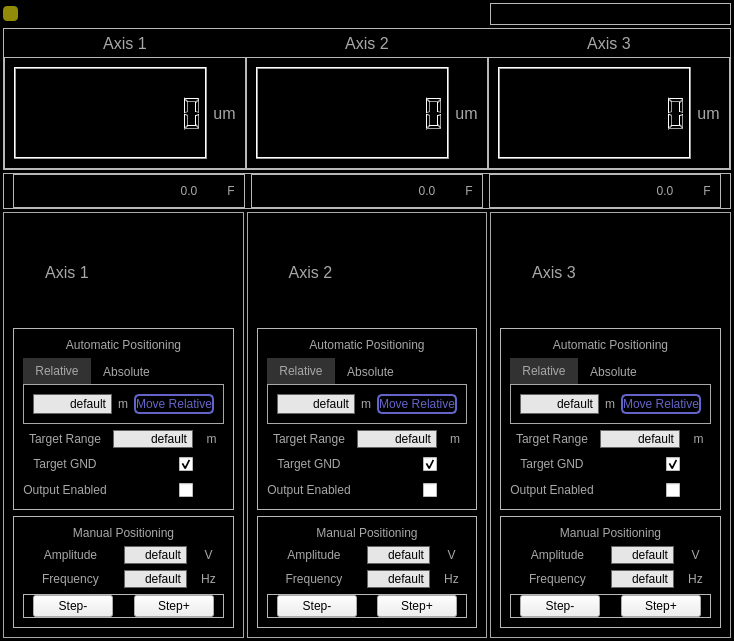
afylab/nanoSQUID-Scanning-Software, file GUI/CoarseAttocubeControl/CoarseAttocubeControl.ui: the form before one commit.
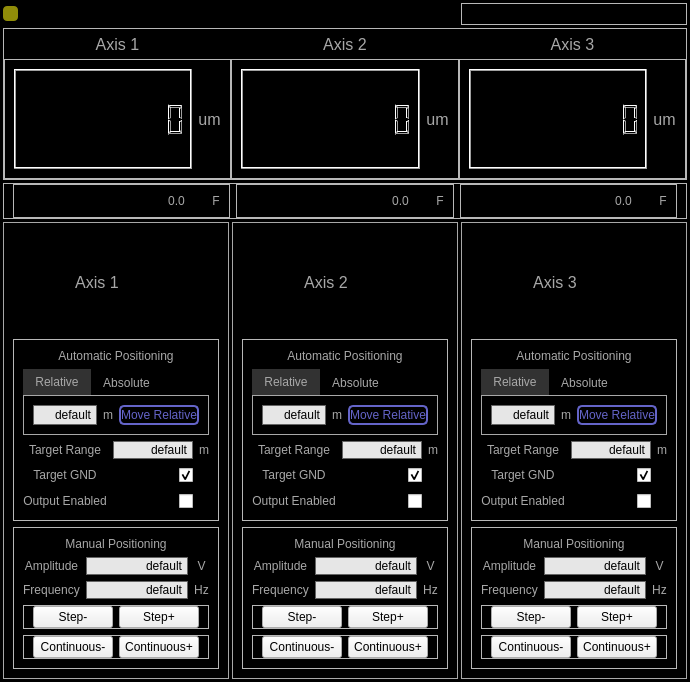
The form after the commit. Icons and pictures are not drawn.

Commit message: Updates made to 1.5 K system as of 1/13/2023. Main differences are continuous mode on Coarse positioner control and recording of approach data.

```diff
--- a/GUI/CoarseAttocubeControl/CoarseAttocubeControl.ui
+++ b/GUI/CoarseAttocubeControl/CoarseAttocubeControl.ui
@@ -6,8 +6,8 @@
    <rect>
     <x>0</x>
     <y>0</y>
-    <width>734</width>
-    <height>641</height>
+    <width>678</width>
+    <height>682</height>
    </rect>
   </property>
   <property name="windowTitle">
@@ -546,7 +546,7 @@
       <property name="frameShadow">
        <enum>QFrame::Raised</enum>
       </property>
-      <layout class="QGridLayout" name="gridLayout_8" rowstretch="2,0,0" columnstretch="1,1">
+      <layout class="QGridLayout" name="gridLayout_8" rowstretch="2,0,0" columnstretch="1,0">
        <item row="0" column="1">
         <widget class="QPushButton" name="pushButton_Status_Axis1">
          <property name="sizePolicy">
@@ -850,75 +850,7 @@
          <property name="frameShadow">
           <enum>QFrame::Raised</enum>
          </property>
-         <layout class="QGridLayout" name="gridLayout_6" columnstretch="3,2,1" rowminimumheight="1,1,1,3">
-          <item row="1" column="0">
-           <widget class="QLabel" name="label_13">
-            <property name="text">
-             <string>Amplitude</string>
-            </property>
-            <property name="alignment">
-             <set>Qt::AlignCenter</set>
-            </property>
-           </widget>
-          </item>
-          <item row="1" column="1">
-           <widget class="QLineEdit" name="lineEdit_Amplitude_Axis1">
-            <property name="sizePolicy">
-             <sizepolicy hsizetype="Expanding" vsizetype="Preferred">
-              <horstretch>0</horstretch>
-              <verstretch>0</verstretch>
-             </sizepolicy>
-            </property>
-            <property name="toolTip">
-             <string>Aplitude applied in one pulse, maximum 60V.</string>
-            </property>
-            <property name="text">
-             <string>default</string>
-            </property>
-            <property name="alignment">
-             <set>Qt::AlignRight|Qt::AlignTrailing|Qt::AlignVCenter</set>
-            </property>
-           </widget>
-          </item>
-          <item row="1" column="2">
-           <widget class="QLabel" name="label_2">
-            <property name="text">
-             <string>V</string>
-            </property>
-            <property name="alignment">
-             <set>Qt::AlignCenter</set>
-            </property>
-           </widget>
-          </item>
-          <item row="2" column="0">
-           <widget class="QLabel" name="label_14">
-            <property name="text">
-             <string>Frequency</string>
-            </property>
-            <property name="alignment">
-             <set>Qt::AlignCenter</set>
-            </property>
-           </widget>
-          </item>
-          <item row="2" column="1">
-           <widget class="QLineEdit" name="lineEdit_Frequency_Axis1">
-            <property name="sizePolicy">
-             <sizepolicy hsizetype="Expanding" vsizetype="Preferred">
-              <horstretch>0</horstretch>
-              <verstretch>0</verstretch>
-             </sizepolicy>
-            </property>
-            <property name="toolTip">
-             <string>Frequency applied in one step, maximum 5k Hz. Resolution 1 Hz</string>
-            </property>
-            <property name="text">
-             <string>default</string>
-            </property>
-            <property name="alignment">
-             <set>Qt::AlignRight|Qt::AlignTrailing|Qt::AlignVCenter</set>
-            </property>
-           </widget>
-          </item>
+         <layout class="QGridLayout" name="gridLayout_6" columnstretch="3,0,0" rowminimumheight="0,0,0,0,0">
           <item row="2" column="2">
            <widget class="QLabel" name="label_3">
             <property name="text">
@@ -937,7 +869,7 @@
             <property name="frameShadow">
              <enum>QFrame::Raised</enum>
             </property>
-            <layout class="QHBoxLayout" name="horizontalLayout_6" stretch="2,1,2">
+            <layout class="QHBoxLayout" name="horizontalLayout_6" stretch="0,0,0">
              <property name="topMargin">
               <number>0</number>
              </property>
@@ -992,6 +924,74 @@
             </layout>
            </widget>
           </item>
+          <item row="1" column="0">
+           <widget class="QLabel" name="label_13">
+            <property name="text">
+             <string>Amplitude</string>
+            </property>
+            <property name="alignment">
+             <set>Qt::AlignCenter</set>
+            </property>
+           </widget>
+          </item>
+          <item row="1" column="1">
+           <widget class="QLineEdit" name="lineEdit_Amplitude_Axis1">
+            <property name="sizePolicy">
+             <sizepolicy hsizetype="Expanding" vsizetype="Preferred">
+              <horstretch>0</horstretch>
+              <verstretch>0</verstretch>
+             </sizepolicy>
+            </property>
+            <property name="toolTip">
+             <string>Aplitude applied in one pulse, maximum 60V.</string>
+            </property>
+            <property name="text">
+             <string>default</string>
+            </property>
+            <property name="alignment">
+             <set>Qt::AlignRight|Qt::AlignTrailing|Qt::AlignVCenter</set>
+            </property>
+           </widget>
+          </item>
+          <item row="1" column="2">
+           <widget class="QLabel" name="label_2">
+            <property name="text">
+             <string>V</string>
+            </property>
+            <property name="alignment">
+             <set>Qt::AlignCenter</set>
+            </property>
+           </widget>
+          </item>
+          <item row="2" column="1">
+           <widget class="QLineEdit" name="lineEdit_Frequency_Axis1">
+            <property name="sizePolicy">
+             <sizepolicy hsizetype="Expanding" vsizetype="Preferred">
+              <horstretch>0</horstretch>
+              <verstretch>0</verstretch>
+             </sizepolicy>
+            </property>
+            <property name="toolTip">
+             <string>Frequency applied in one step, maximum 5k Hz. Resolution 1 Hz</string>
+            </property>
+            <property name="text">
+             <string>default</string>
+            </property>
+            <property name="alignment">
+             <set>Qt::AlignRight|Qt::AlignTrailing|Qt::AlignVCenter</set>
+            </property>
+           </widget>
+          </item>
+          <item row="2" column="0">
+           <widget class="QLabel" name="label_14">
+            <property name="text">
+             <string>Frequency</string>
+            </property>
+            <property name="alignment">
+             <set>Qt::AlignCenter</set>
+            </property>
+           </widget>
+          </item>
           <item row="0" column="0" colspan="3">
            <widget class="QLabel" name="label_12">
             <property name="text">
@@ -1002,6 +1002,72 @@
             </property>
            </widget>
           </item>
+          <item row="4" column="0" colspan="3">
+           <widget class="QFrame" name="frame_10">
+            <property name="frameShape">
+             <enum>QFrame::StyledPanel</enum>
+            </property>
+            <property name="frameShadow">
+             <enum>QFrame::Raised</enum>
+            </property>
+            <layout class="QHBoxLayout" name="horizontalLayout_16">
+             <property name="topMargin">
+              <number>0</number>
+             </property>
+             <property name="bottomMargin">
+              <number>0</number>
+             </property>
+             <item>
+              <widget class="QPushButton" name="pushButton_ManualContMinus_Axis1">
+               <property name="sizePolicy">
+                <sizepolicy hsizetype="Preferred" vsizetype="Preferred">
+                 <horstretch>0</horstretch>
+                 <verstretch>0</verstretch>
+                </sizepolicy>
+               </property>
+               <property name="text">
+                <string>Continuous-</string>
+               </property>
+               <property name="checkable">
+                <bool>true</bool>
+               </property>
+               <property name="autoRepeat">
+                <bool>true</bool>
+               </property>
+              </widget>
+             </item>
+             <item>
+              <spacer name="horizontalSpacer_13">
+               <property name="orientation">
+                <enum>Qt::Horizontal</enum>
+               </property>
+               <property name="sizeHint" stdset="0">
+                <size>
+                 <width>6</width>
+                 <height>20</height>
+                </size>
+               </property>
+              </spacer>
+             </item>
+             <item>
+              <widget class="QPushButton" name="pushButton_ManualContPlus_Axis1">
+               <property name="sizePolicy">
+                <sizepolicy hsizetype="Preferred" vsizetype="Preferred">
+                 <horstretch>0</horstretch>
+                 <verstretch>0</verstretch>
+                </sizepolicy>
+               </property>
+               <property name="text">
+                <string>Continuous+</string>
+               </property>
+               <property name="autoRepeat">
+                <bool>true</bool>
+               </property>
+              </widget>
+             </item>
+            </layout>
+           </widget>
+          </item>
          </layout>
         </widget>
        </item>
@@ -1021,43 +1087,7 @@
       <property name="frameShadow">
        <enum>QFrame::Raised</enum>
       </property>
-      <layout class="QGridLayout" name="gridLayout_9" rowstretch="2,3,2" columnstretch="1,1" columnminimumwidth="1,1">
-       <item row="0" column="0">
-        <widget class="QLabel" name="label_10">
-         <property name="font">
-          <font>
-           <pointsize>12</pointsize>
-          </font>
-         </property>
-         <property name="text">
-          <string>Axis 2</string>
-         </property>
-         <property name="alignment">
-          <set>Qt::AlignCenter</set>
-         </property>
-        </widget>
-       </item>
-       <item row="0" column="1">
-        <widget class="QPushButton" name="pushButton_Status_Axis2">
-         <property name="sizePolicy">
-          <sizepolicy hsizetype="Minimum" vsizetype="Preferred">
-           <horstretch>0</horstretch>
-           <verstretch>0</verstretch>
-          </sizepolicy>
-         </property>
-         <property name="styleSheet">
-          <string notr="true">#pushButton_Status_Axis2{
-image:url(:/nSOTScanner/Pictures/ManOverCurrent.png);
-background: black;
-border: 0px solid rgb(95,107,166);
-}
-</string>
-         </property>
-         <property name="text">
-          <string/>
-         </property>
-        </widget>
-       </item>
+      <layout class="QGridLayout" name="gridLayout_9" rowstretch="2,0,0" columnstretch="1,0">
        <item row="1" column="0" colspan="2">
         <widget class="QFrame" name="frame_AutomaticPositioning_Axis1_2">
          <property name="layoutDirection">
@@ -1325,85 +1355,7 @@
          <property name="frameShadow">
           <enum>QFrame::Raised</enum>
          </property>
-         <layout class="QGridLayout" name="gridLayout_11" columnstretch="3,2,1" rowminimumheight="1,1,1,3">
-          <item row="1" column="0">
-           <widget class="QLabel" name="label_21">
-            <property name="text">
-             <string>Amplitude</string>
-            </property>
-            <property name="alignment">
-             <set>Qt::AlignCenter</set>
-            </property>
-           </widget>
-          </item>
-          <item row="1" column="1">
-           <widget class="QLineEdit" name="lineEdit_Amplitude_Axis2">
-            <property name="sizePolicy">
-             <sizepolicy hsizetype="Expanding" vsizetype="Preferred">
-              <horstretch>0</horstretch>
-              <verstretch>0</verstretch>
-             </sizepolicy>
-            </property>
-            <property name="toolTip">
-             <string>Aplitude applied in one pulse, maximum 60V.</string>
-            </property>
-            <property name="text">
-             <string>default</string>
-            </property>
-            <property name="alignment">
-             <set>Qt::AlignRight|Qt::AlignTrailing|Qt::AlignVCenter</set>
-            </property>
-           </widget>
-          </item>
-          <item row="1" column="2">
-           <widget class="QLabel" name="label_22">
-            <property name="text">
-             <string>V</string>
-            </property>
-            <property name="alignment">
-             <set>Qt::AlignCenter</set>
-            </property>
-           </widget>
-          </item>
-          <item row="2" column="0">
-           <widget class="QLabel" name="label_23">
-            <property name="text">
-             <string>Frequency</string>
-            </property>
-            <property name="alignment">
-             <set>Qt::AlignCenter</set>
-            </property>
-           </widget>
-          </item>
-          <item row="2" column="1">
-           <widget class="QLineEdit" name="lineEdit_Frequency_Axis2">
-            <property name="sizePolicy">
-             <sizepolicy hsizetype="Expanding" vsizetype="Preferred">
-              <horstretch>0</horstretch>
-              <verstretch>0</verstretch>
-             </sizepolicy>
-            </property>
-            <property name="toolTip">
-             <string>Frequency applied in one step, maximum 5k Hz. Resolution 1 Hz</string>
-            </property>
-            <property name="text">
-             <string>default</string>
-            </property>
-            <property name="alignment">
-             <set>Qt::AlignRight|Qt::AlignTrailing|Qt::AlignVCenter</set>
-            </property>
-           </widget>
-          </item>
-          <item row="2" column="2">
-           <widget class="QLabel" name="label_24">
-            <property name="text">
-             <string>Hz</string>
-            </property>
-            <property name="alignment">
-             <set>Qt::AlignCenter</set>
-            </property>
-           </widget>
-          </item>
+         <layout class="QGridLayout" name="gridLayout_11" columnstretch="3,0,0" rowminimumheight="0,0,0,0,0">
           <item row="3" column="0" colspan="3">
            <widget class="QFrame" name="frame_6">
             <property name="frameShape">
@@ -1412,7 +1364,7 @@
             <property name="frameShadow">
              <enum>QFrame::Raised</enum>
             </property>
-            <layout class="QHBoxLayout" name="horizontalLayout_9" stretch="2,1,2">
+            <layout class="QHBoxLayout" name="horizontalLayout_9" stretch="0,0,0">
              <property name="topMargin">
               <number>0</number>
              </property>
@@ -1467,6 +1419,84 @@
             </layout>
            </widget>
           </item>
+          <item row="1" column="1">
+           <widget class="QLineEdit" name="lineEdit_Amplitude_Axis2">
+            <property name="sizePolicy">
+             <sizepolicy hsizetype="Expanding" vsizetype="Preferred">
+              <horstretch>0</horstretch>
+              <verstretch>0</verstretch>
+             </sizepolicy>
+            </property>
+            <property name="toolTip">
+             <string>Aplitude applied in one pulse, maximum 60V.</string>
+            </property>
+            <property name="text">
+             <string>default</string>
+            </property>
+            <property name="alignment">
+             <set>Qt::AlignRight|Qt::AlignTrailing|Qt::AlignVCenter</set>
+            </property>
+           </widget>
+          </item>
+          <item row="1" column="2">
+           <widget class="QLabel" name="label_22">
+            <property name="text">
+             <string>V</string>
+            </property>
+            <property name="alignment">
+             <set>Qt::AlignCenter</set>
+            </property>
+           </widget>
+          </item>
+          <item row="1" column="0">
+           <widget class="QLabel" name="label_21">
+            <property name="text">
+             <string>Amplitude</string>
+            </property>
+            <property name="alignment">
+             <set>Qt::AlignCenter</set>
+            </property>
+           </widget>
+          </item>
+          <item row="2" column="1">
+           <widget class="QLineEdit" name="lineEdit_Frequency_Axis2">
+            <property name="sizePolicy">
+             <sizepolicy hsizetype="Expanding" vsizetype="Preferred">
+              <horstretch>0</horstretch>
+              <verstretch>0</verstretch>
+             </sizepolicy>
+            </property>
+            <property name="toolTip">
+             <string>Frequency applied in one step, maximum 5k Hz. Resolution 1 Hz</string>
+            </property>
+            <property name="text">
+             <string>default</string>
+            </property>
+            <property name="alignment">
+             <set>Qt::AlignRight|Qt::AlignTrailing|Qt::AlignVCenter</set>
+            </property>
+           </widget>
+          </item>
+          <item row="2" column="0">
+           <widget class="QLabel" name="label_23">
+            <property name="text">
+             <string>Frequency</string>
+            </property>
+            <property name="alignment">
+             <set>Qt::AlignCenter</set>
+            </property>
+           </widget>
+          </item>
+          <item row="2" column="2">
+           <widget class="QLabel" name="label_24">
+            <property name="text">
+             <string>Hz</string>
+            </property>
+            <property name="alignment">
+             <set>Qt::AlignCenter</set>
+            </property>
+           </widget>
+          </item>
           <item row="0" column="0" colspan="3">
            <widget class="QLabel" name="label_25">
             <property name="text">
@@ -1477,9 +1507,108 @@
             </property>
            </widget>
           </item>
+          <item row="4" column="0" colspan="3">
+           <widget class="QFrame" name="frame_9">
+            <property name="frameShape">
+             <enum>QFrame::StyledPanel</enum>
+            </property>
+            <property name="frameShadow">
+             <enum>QFrame::Raised</enum>
+            </property>
+            <layout class="QHBoxLayout" name="horizontalLayout_15">
+             <property name="topMargin">
+              <number>0</number>
+             </property>
+             <property name="bottomMargin">
+              <number>0</number>
+             </property>
+             <item>
+              <widget class="QPushButton" name="pushButton_ManualContMinus_Axis2">
+               <property name="sizePolicy">
+                <sizepolicy hsizetype="Preferred" vsizetype="Preferred">
+                 <horstretch>0</horstretch>
+                 <verstretch>0</verstretch>
+                </sizepolicy>
+               </property>
+               <property name="text">
+                <string>Continuous-</string>
+               </property>
+               <property name="autoRepeat">
+                <bool>true</bool>
+               </property>
+              </widget>
+             </item>
+             <item>
+              <spacer name="horizontalSpacer_12">
+               <property name="orientation">
+                <enum>Qt::Horizontal</enum>
+               </property>
+               <property name="sizeHint" stdset="0">
+                <size>
+                 <width>5</width>
+                 <height>20</height>
+                </size>
+               </property>
+              </spacer>
+             </item>
+             <item>
+              <widget class="QPushButton" name="pushButton_ManualContPlus_Axis2">
+               <property name="sizePolicy">
+                <sizepolicy hsizetype="Preferred" vsizetype="Preferred">
+                 <horstretch>0</horstretch>
+                 <verstretch>0</verstretch>
+                </sizepolicy>
+               </property>
+               <property name="text">
+                <string>Continuous+</string>
+               </property>
+               <property name="autoRepeat">
+                <bool>true</bool>
+               </property>
+              </widget>
+             </item>
+            </layout>
+           </widget>
+          </item>
          </layout>
         </widget>
        </item>
+       <item row="0" column="0">
+        <widget class="QLabel" name="label_10">
+         <property name="font">
+          <font>
+           <pointsize>12</pointsize>
+          </font>
+         </property>
+         <property name="text">
+          <string>Axis 2</string>
+         </property>
+         <property name="alignment">
+          <set>Qt::AlignCenter</set>
+         </property>
+        </widget>
+       </item>
+       <item row="0" column="1">
+        <widget class="QPushButton" name="pushButton_Status_Axis2">
+         <property name="sizePolicy">
+          <sizepolicy hsizetype="Minimum" vsizetype="Preferred">
+           <horstretch>0</horstretch>
+           <verstretch>0</verstretch>
+          </sizepolicy>
+         </property>
+         <property name="styleSheet">
+          <string notr="true">#pushButton_Status_Axis2{
+image:url(:/nSOTScanner/Pictures/ManOverCurrent.png);
+background: black;
+border: 0px solid rgb(95,107,166);
+}
+</string>
+         </property>
+         <property name="text">
+          <string/>
+         </property>
+        </widget>
+       </item>
       </layout>
      </widget>
     </item>
@@ -1496,25 +1625,7 @@
       <property name="frameShadow">
        <enum>QFrame::Raised</enum>
       </property>
-      <layout class="QGridLayout" name="gridLayout_12" rowstretch="2,3,2" columnstretch="1,1" columnminimumwidth="1,1">
-       <item row="0" column="0">
-        <widget class="QLabel" name="label_26">
-         <property name="font">
-          <font>
-           <pointsize>12</pointsize>
-          </font>
-         </property>
-         <property name="styleSheet">
-          <string notr="true"/>
-         </property>
-         <property name="text">
-          <string>Axis 3</string>
-         </property>
-         <property name="alignment">
-          <set>Qt::AlignCenter</set>
-         </property>
-        </widget>
-       </item>
+      <layout class="QGridLayout" name="gridLayout_12" rowstretch="2,0,0" columnstretch="1,0">
        <item row="0" column="1">
         <widget class="QPushButton" name="pushButton_Status_Axis3">
          <property name="sizePolicy">
@@ -1803,17 +1914,7 @@
          <property name="frameShadow">
           <enum>QFrame::Raised</enum>
          </property>
-         <layout class="QGridLayout" name="gridLayout_14" columnstretch="3,2,1" rowminimumheight="1,1,1,3">
-          <item row="1" column="0">
-           <widget class="QLabel" name="label_32">
-            <property name="text">
-             <string>Amplitude</string>
-            </property>
-            <property name="alignment">
-             <set>Qt::AlignCenter</set>
-            </property>
-           </widget>
-          </item>
+         <layout class="QGridLayout" name="gridLayout_14" columnstretch="3,0,0">
           <item row="1" column="1">
            <widget class="QLineEdit" name="lineEdit_Amplitude_Axis3">
             <property name="sizePolicy">
@@ -1843,6 +1944,16 @@
             </property>
            </widget>
           </item>
+          <item row="1" column="0">
+           <widget class="QLabel" name="label_32">
+            <property name="text">
+             <string>Amplitude</string>
+            </property>
+            <property name="alignment">
+             <set>Qt::AlignCenter</set>
+            </property>
+           </widget>
+          </item>
           <item row="2" column="0">
            <widget class="QLabel" name="label_37">
             <property name="text">
@@ -1882,6 +1993,16 @@
             </property>
            </widget>
           </item>
+          <item row="0" column="0" colspan="3">
+           <widget class="QLabel" name="label_39">
+            <property name="text">
+             <string>Manual Positioning</string>
+            </property>
+            <property name="alignment">
+             <set>Qt::AlignCenter</set>
+            </property>
+           </widget>
+          </item>
           <item row="3" column="0" colspan="3">
            <widget class="QFrame" name="frame_7">
             <property name="frameShape">
@@ -1890,7 +2011,7 @@
             <property name="frameShadow">
              <enum>QFrame::Raised</enum>
             </property>
-            <layout class="QHBoxLayout" name="horizontalLayout_12" stretch="2,1,2">
+            <layout class="QHBoxLayout" name="horizontalLayout_12" stretch="0,0,0">
              <property name="topMargin">
               <number>0</number>
              </property>
@@ -1937,6 +2058,12 @@
                <property name="text">
                 <string>Step+</string>
                </property>
+               <property name="checkable">
+                <bool>true</bool>
+               </property>
+               <property name="checked">
+                <bool>false</bool>
+               </property>
                <property name="autoRepeat">
                 <bool>true</bool>
                </property>
@@ -1945,19 +2072,99 @@
             </layout>
            </widget>
           </item>
-          <item row="0" column="0" colspan="3">
-           <widget class="QLabel" name="label_39">
-            <property name="text">
-             <string>Manual Positioning</string>
+          <item row="4" column="0" colspan="3">
+           <widget class="QFrame" name="frame_8">
+            <property name="minimumSize">
+             <size>
+              <width>0</width>
+              <height>0</height>
+             </size>
             </property>
-            <property name="alignment">
-             <set>Qt::AlignCenter</set>
+            <property name="frameShape">
+             <enum>QFrame::StyledPanel</enum>
             </property>
+            <property name="frameShadow">
+             <enum>QFrame::Raised</enum>
+            </property>
+            <layout class="QHBoxLayout" name="horizontalLayout_14">
+             <property name="topMargin">
+              <number>0</number>
+             </property>
+             <property name="bottomMargin">
+              <number>0</number>
+             </property>
+             <item>
+              <widget class="QPushButton" name="pushButton_ManualContMinus_Axis3">
+               <property name="enabled">
+                <bool>true</bool>
+               </property>
+               <property name="sizePolicy">
+                <sizepolicy hsizetype="Preferred" vsizetype="Preferred">
+                 <horstretch>0</horstretch>
+                 <verstretch>0</verstretch>
+                </sizepolicy>
+               </property>
+               <property name="text">
+                <string>Continuous-</string>
+               </property>
+               <property name="autoRepeat">
+                <bool>true</bool>
+               </property>
+              </widget>
+             </item>
+             <item>
+              <spacer name="horizontalSpacer_11">
+               <property name="orientation">
+                <enum>Qt::Horizontal</enum>
+               </property>
+               <property name="sizeHint" stdset="0">
+                <size>
+                 <width>6</width>
+                 <height>20</height>
+                </size>
+               </property>
+              </spacer>
+             </item>
+             <item>
+              <widget class="QPushButton" name="pushButton_ManualContPlus_Axis3">
+               <property name="sizePolicy">
+                <sizepolicy hsizetype="Preferred" vsizetype="Preferred">
+                 <horstretch>0</horstretch>
+                 <verstretch>0</verstretch>
+                </sizepolicy>
+               </property>
+               <property name="text">
+                <string>Continuous+</string>
+               </property>
+               <property name="autoRepeat">
+                <bool>true</bool>
+               </property>
+              </widget>
+             </item>
+            </layout>
            </widget>
           </item>
          </layout>
         </widget>
        </item>
+       <item row="0" column="0">
+        <widget class="QLabel" name="label_26">
+         <property name="font">
+          <font>
+           <pointsize>12</pointsize>
+          </font>
+         </property>
+         <property name="styleSheet">
+          <string notr="true"/>
+         </property>
+         <property name="text">
+          <string>Axis 3</string>
+         </property>
+         <property name="alignment">
+          <set>Qt::AlignCenter</set>
+         </property>
+        </widget>
+       </item>
       </layout>
      </widget>
     </item>
```
The commit also changes 6 other files.
